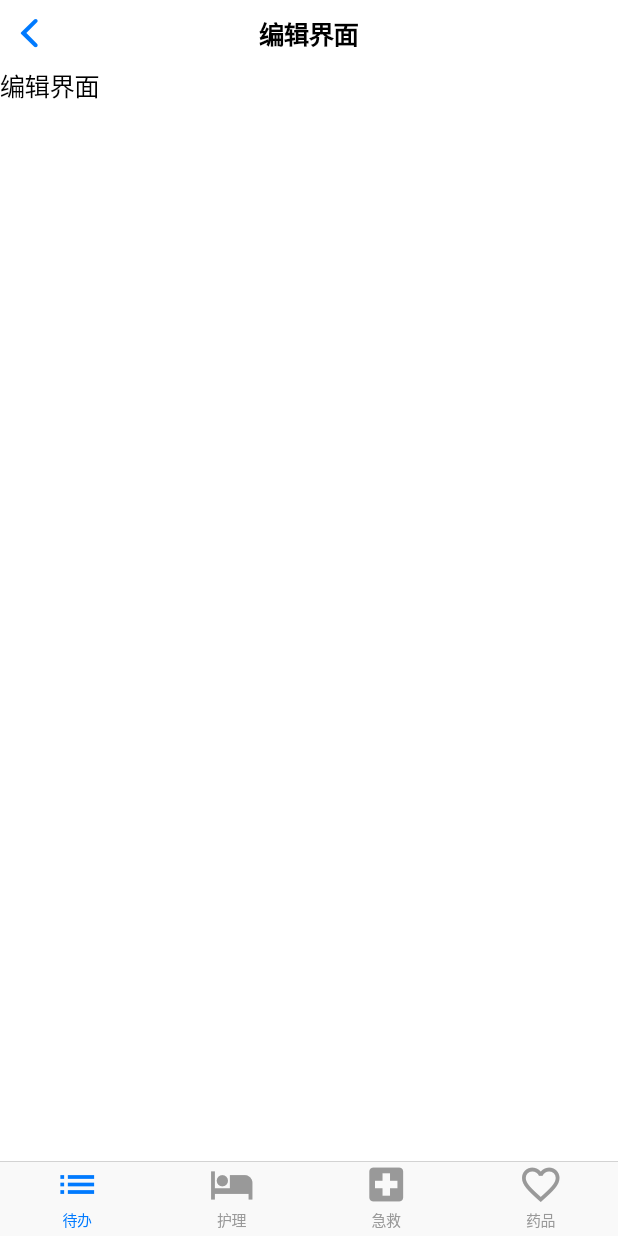
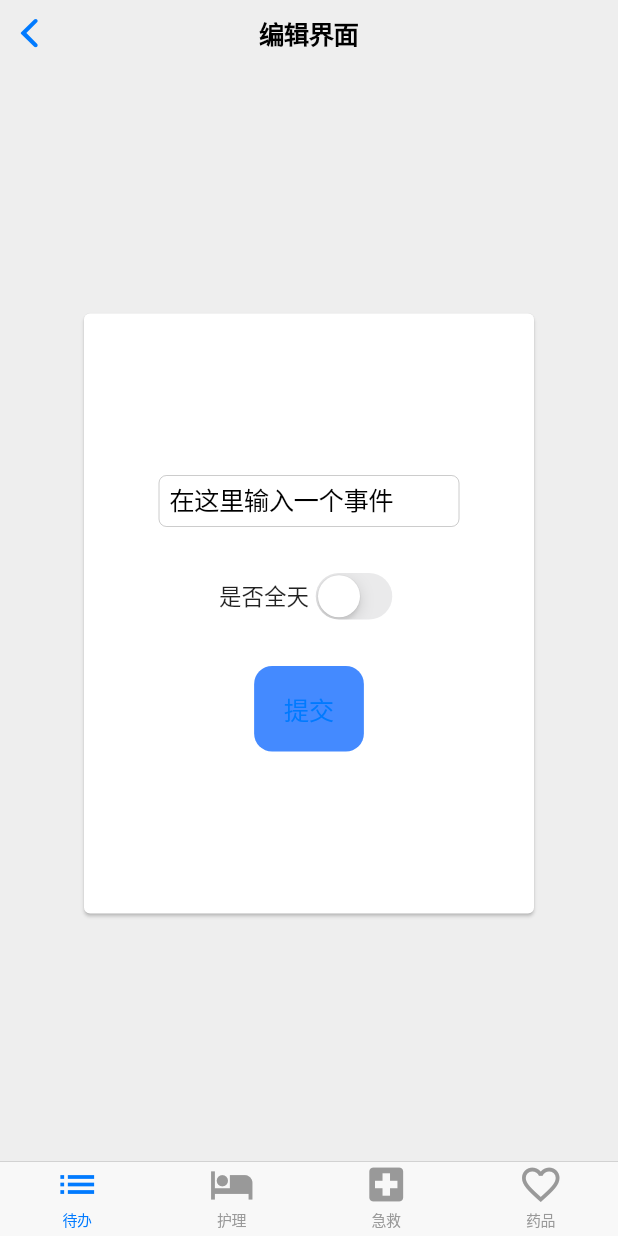
Before and after one commit to andychucs/HealthcareToDo, a Flutter app: the screen it shows after launch, after a tap on an icon or button, on a phone screen of 412 x 824 dp. Run offline on Flutter 3.47's test engine with Material 2 defaults, Android fonts, the phone set to English and light mode, and no system bars; our stand-ins replace flutter_markdown, flutter_slidable; missing offline and left inert: event_tool.

Commit message:
version 0.1.0 3completed

```diff
--- a/lib/home_page_tab.dart
+++ b/lib/home_page_tab.dart
@@ -16,6 +16,8 @@ class HomePage extends StatefulWidget {
 class HomePageTab extends State<HomePage> {
   SlidableController slidableController;
 
+  TextEditingController _textController;
+
   @protected
   void initState() {
     slidableController = SlidableController(
@@ -23,6 +25,7 @@ class HomePageTab extends State<HomePage> {
       onSlideIsOpenChanged: handleSlideIsOpenChanged,
     );
     super.initState();
+    _textController = TextEditingController(text: '在这里输入一个事件');
   }
 
   Animation<double> _rotationAnimation;
@@ -40,11 +43,87 @@ class HomePageTab extends State<HomePage> {
     });
   }
 
+  CupertinoPageScaffold buildEditPageScaffold() {
+    return CupertinoPageScaffold(
+      backgroundColor: Colors.grey[200],
+      navigationBar: CupertinoNavigationBar(
+        middle: Text('编辑界面'),
+      ),
+      child: SafeArea(
+        child: Center(
+          child: Card(
+            color: Colors.white,
+            child: Container(
+              height: 400,
+              width: 300,
+              child: Column(
+                children: <Widget>[
+                  Expanded(
+                    flex: 4,
+                    child: Container(),
+                  ),
+                  Container(
+                    width: 200,
+                    child: CupertinoTextField(
+                      controller: _textController,
+                    ),
+                  ),
+                  Expanded(
+                    flex: 1,
+                    child: Container(),
+                  ),
+                  Row(
+                    children: <Widget>[
+                      Expanded(
+                        flex: 3,
+                        child: Container(),
+                      ),
+                      Expanded(
+                        flex: 2,
+                        child: Text('是否全天'),
+                      ),
+                      Expanded(
+                        flex: 2,
+                        child: CupertinoSwitch(
+                          value: false,
+                          onChanged: (flag) {
+                            print(flag);
+                          },
+                        ),
+                      ),
+                      Expanded(
+                        flex: 3,
+                        child: Container(),
+                      ),
+                    ],
+                  ),
+                  Expanded(
+                    flex: 1,
+                    child: Container(),
+                  ),
+                  CupertinoButton(
+                    color: Colors.blueAccent,
+                    child: Text('提交'),
+                    onPressed: () => customEventName.add(_textController.text),
+                  ),
+                  Expanded(
+                    flex: 4,
+                    child: Container(),
+                  ),
+                ],
+              ),
+            ),
+          ),
+        ),
+      ),
+    );
+  }
+
   @override
   Widget build(BuildContext context) {
     Event event = Event(
       title: 'An event',
-      notes: 'from Even Tool',
+      notes: 'from HealthcareToDo',
       location: 'your position',
       startDate: DateTime.now().add(Duration(minutes: 6)),
       endDate: DateTime.now().add(Duration(minutes: 7)),
@@ -64,10 +143,9 @@ class HomePageTab extends State<HomePage> {
             trailing: GestureDetector(
               onTap: () {
                 print(event.startDate);
-                customEventName.insert(0, '测试事件');
                 Navigator.of(context)
                     .push(CupertinoPageRoute(builder: (context) {
-                  return EventEditPage();
+                  return buildEditPageScaffold();
                 }));
               },
               child: Icon(CupertinoIcons.add),
@@ -107,7 +185,7 @@ class HomePageTab extends State<HomePage> {
   }
 
   Slidable buildSlidable(
-      int index, Event event, BuildContext context, List eventList) {
+      int index, Event event, BuildContext context, List eventList,) {
     return Slidable(
       key: ValueKey(index),
       actionPane: SlidableDrawerActionPane(),
@@ -116,13 +194,37 @@ class HomePageTab extends State<HomePage> {
           caption: '耗时',
           color: Colors.greenAccent,
           icon: CupertinoIcons.time,
-          onTap: () => true,
+          onTap: () => showModalBottomSheet(
+              context: context,
+              builder: (builder) {
+                return Container(
+                  child: CupertinoTimerPicker(
+                    mode: CupertinoTimerPickerMode.hms,
+                    initialTimerDuration: Duration(minutes: 15),
+                    onTimerDurationChanged: (time) {
+                      event.endDate = event.startDate.add(time);
+                    },
+                  ),
+                );
+              }),
         ),
         IconSlideAction(
           caption: '开始时间',
           color: Colors.lightBlueAccent,
           icon: CupertinoIcons.clock,
-          onTap: () => true,
+          onTap: () => showModalBottomSheet(
+              context: context,
+              builder: (builder) {
+                return Container(
+                  child: CupertinoDatePicker(
+                    mode: CupertinoDatePickerMode.dateAndTime,
+                    initialDateTime: DateTime.now(),
+                    onDateTimeChanged: (time) {
+                      event.startDate = time;
+                    },
+                  ),
+                );
+              }),
         )
       ],
       secondaryActions: <Widget>[
@@ -130,9 +232,14 @@ class HomePageTab extends State<HomePage> {
             caption: '创建',
             color: Colors.orangeAccent,
             icon: CupertinoIcons.create,
-            onTap: () => EventTool.addEvent(event).then((success) {
-                  showEventDialog(context, success);
-                })),
+            onTap: () {
+              event.title = eventList[index];
+              event.alarmBefore = 5;
+              customEventList.add(event);
+              EventTool.addEvent(event).then((success) {
+                showEventDialog(context, success);
+              });
+            }),
         IconSlideAction(
           caption: '删除',
           color: Colors.redAccent,
@@ -209,15 +316,15 @@ class HomePageTab extends State<HomePage> {
               int times = 0;
               int flag = 0;
               while (count > 0) {
-                event.startDate = event.startDate.add(Duration(
-                    minutes: times));
-                event.endDate = event.endDate.add(Duration(
-                    minutes: times));
+                event.startDate = event.startDate.add(Duration(minutes: times));
+                event.endDate = event.endDate.add(Duration(minutes: times));
                 times += getDefaultEvent()[index].timeInterval;
                 count--;
                 EventTool.addEvent(event).then((success) {
                   flag++;
-                  if(flag == 1){showEventDialog(context, success);}
+                  if (flag == 1) {
+                    showEventDialog(context, success);
+                  }
                 });
               }
 
@@ -261,18 +368,26 @@ class HomePageTab extends State<HomePage> {
   }
 }
 
-class EventEditPage extends StatelessWidget {
-  @override
-  Widget build(BuildContext context) {
-    return CupertinoPageScaffold(
-        navigationBar: CupertinoNavigationBar(
-          middle: Text('编辑界面'),
-        ),
-        child: SafeArea(
-          child: Text('编辑界面'),
-        ));
-  }
-}
+//class EventEditPage extends StatelessWidget {
+//
+//  @override
+//  Widget build(BuildContext context) {
+//    return buildEditPageScaffold();
+//  }
+//
+//  CupertinoPageScaffold buildEditPageScaffold() {
+//    return CupertinoPageScaffold(
+//      navigationBar: CupertinoNavigationBar(
+//        middle: Text('编辑界面'),
+//      ),
+//      child: SafeArea(
+//        child: CupertinoTextField(
+//          controller: _textController,
+//          ),
+//        ),
+//      );
+//  }
+//}
 
 void showEventDialog(BuildContext context, bool returnStatus) {
   showCupertinoDialog(
```
Also changed, not shown: lib/model/hctd.dart (+13 -0 lines).
